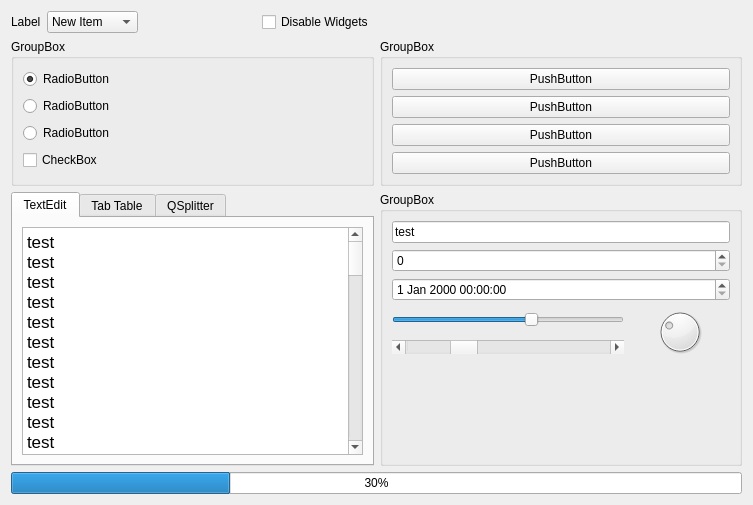
Before: the Qt Designer form tsl/ui/test_window.ui in TUV-SUD-Product-Service-GmbH/QuteStyle, drawn with Qt 5.
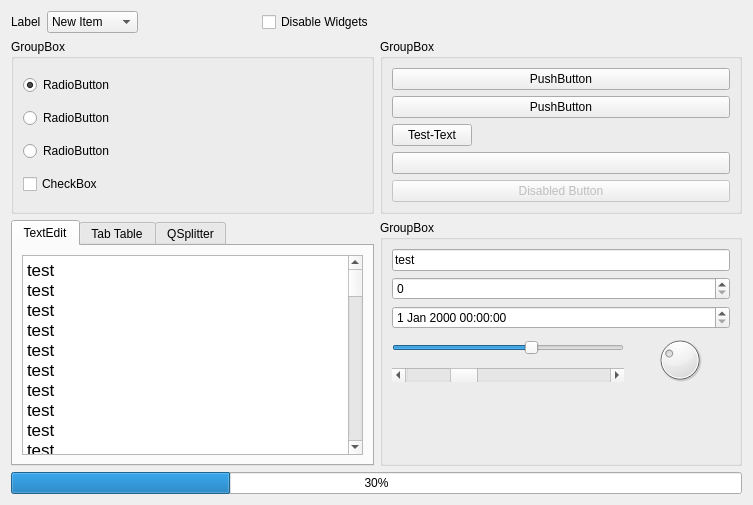
After: the same form once the commit is applied. The open tabs and pages were chosen to show the change. Custom widgets are drawn as their Qt base class.

Commit message:
Merged PR 4236: Added text mode to IconButton #56767
Added text mode to IconButton

Related work items: #56767

What changed in the file:
```diff
--- a/tsl/ui/test_window.ui
+++ b/tsl/ui/test_window.ui
@@ -91,9 +91,11 @@
        </widget>
       </item>
       <item>
-       <widget class="QPushButton" name="pushButton_3">
+       <layout class="QHBoxLayout" name="horizontalLayout_3">
+        <item>
+         <widget class="IconButton" name="pushButton_3">
         <property name="text">
-         <string>PushButton</string>
+           <string>Test-Text</string>
         </property>
         <property name="flat">
          <bool>false</bool>
@@ -101,15 +103,40 @@
        </widget>
       </item>
       <item>
+         <spacer name="horizontalSpacer_2">
+          <property name="orientation">
+           <enum>Qt::Horizontal</enum>
+          </property>
+          <property name="sizeHint" stdset="0">
+           <size>
+            <width>40</width>
+            <height>20</height>
+           </size>
+          </property>
+         </spacer>
+        </item>
+       </layout>
+      </item>
+      <item>
        <widget class="IconButton" name="pushButton_4">
         <property name="text">
-         <string>PushButton</string>
+         <string/>
         </property>
         <property name="default">
          <bool>false</bool>
         </property>
        </widget>
       </item>
+      <item>
+       <widget class="IconButton" name="pushButton_5">
+        <property name="enabled">
+         <bool>false</bool>
+        </property>
+        <property name="text">
+         <string>Disabled Button</string>
+        </property>
+       </widget>
+      </item>
      </layout>
     </widget>
    </item>
@@ -262,7 +289,7 @@
           <string>&lt;!DOCTYPE HTML PUBLIC &quot;-//W3C//DTD HTML 4.0//EN&quot; &quot;http://www.w3.org/TR/REC-html40/strict.dtd&quot;&gt;
 &lt;html&gt;&lt;head&gt;&lt;meta name=&quot;qrichtext&quot; content=&quot;1&quot; /&gt;&lt;style type=&quot;text/css&quot;&gt;
 p, li { white-space: pre-wrap; }
-&lt;/style&gt;&lt;/head&gt;&lt;body style=&quot; font-family:'MS Shell Dlg 2'; font-size:6.5pt; font-weight:400; font-style:normal;&quot;&gt;
+&lt;/style&gt;&lt;/head&gt;&lt;body style=&quot; font-family:'MS Shell Dlg 2'; font-size:8.25pt; font-weight:400; font-style:normal;&quot;&gt;
 &lt;p style=&quot; margin-top:0px; margin-bottom:0px; margin-left:0px; margin-right:0px; -qt-block-indent:0; text-indent:0px;&quot;&gt;&lt;span style=&quot; font-family:'.SF NS Text'; font-size:13pt;&quot;&gt;test&lt;br /&gt;test&lt;br /&gt;test&lt;br /&gt;test&lt;br /&gt;test&lt;br /&gt;test&lt;br /&gt;test&lt;br /&gt;test&lt;br /&gt;test&lt;br /&gt;test&lt;br /&gt;test&lt;br /&gt;test&lt;br /&gt;test&lt;br /&gt;test&lt;br /&gt;test&lt;br /&gt;test&lt;br /&gt;test&lt;br /&gt;test&lt;br /&gt;test&lt;br /&gt;test&lt;br /&gt;test&lt;br /&gt;test&lt;br /&gt;test&lt;br /&gt;test&lt;br /&gt;test&lt;br /&gt;test&lt;br /&gt;test&lt;br /&gt;test&lt;br /&gt;test&lt;br /&gt;test&lt;br /&gt;test&lt;br /&gt;test&lt;br /&gt;test&lt;br /&gt;test&lt;br /&gt;test&lt;br /&gt;test&lt;br /&gt;test&lt;br /&gt;test&lt;br /&gt;test&lt;br /&gt;test&lt;br /&gt;test&lt;br /&gt;test&lt;br /&gt;test&lt;br /&gt;test&lt;br /&gt;test&lt;br /&gt;test&lt;br /&gt;test&lt;br /&gt;test&lt;br /&gt;test&lt;br /&gt;test&lt;br /&gt;test&lt;br /&gt;test&lt;br /&gt;test&lt;br /&gt;test&lt;br /&gt;test&lt;br /&gt;test&lt;br /&gt;test&lt;br /&gt;test&lt;br /&gt;test&lt;br /&gt;test&lt;br /&gt;test&lt;br /&gt;test&lt;br /&gt;test&lt;br /&gt;test&lt;br /&gt;test&lt;br /&gt;test&lt;br /&gt;&lt;/span&gt;&lt;/p&gt;&lt;/body&gt;&lt;/html&gt;</string>
          </property>
         </widget>
```
Lines whose indentation alone changed are shown as unchanged. The commit also changes 7 other files.
